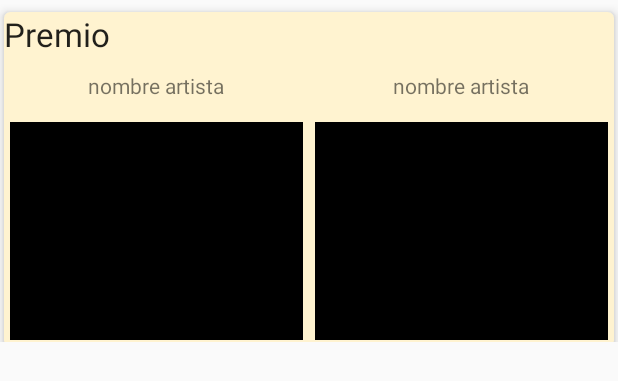
After one commit to cmadrid/Alpha0, an Android app: the layout view_card_premio.xml on its own in the app's theme, with its tools: preview values and no code run, on a phone screen of 412 x 824 dp. The commit adds this screen. Shown: the top 381 px of the screen. Run offline under Robolectric (Android 15) with nearby library versions, the phone set to English and light mode, and no system bars.

Commit message:
cargando premios

```diff
--- a/app/src/main/java/salonmachala/org/salonmachala/MainActivity.java
+++ b/app/src/main/java/salonmachala/org/salonmachala/MainActivity.java
@@ -189,6 +189,8 @@ public class MainActivity extends AppCompatActivity
             ((ObrasFragment)fragment).detener();
         if(fragment!=null && fragment instanceof ArtistasFragment)
             ((ArtistasFragment)fragment).detener();
+        if(fragment!=null && fragment instanceof PremiosFragment)
+            ((PremiosFragment)fragment).detener();
 
         if (id == R.id.nav_inicio) {
             header.setScaleType(ImageView.ScaleType.FIT_CENTER);
--- a/app/src/main/res/layout/fragment_premios.xml
+++ b/app/src/main/res/layout/fragment_premios.xml
@@ -5,9 +5,9 @@
     tools:context="layout.PremiosFragment">
 
     <!-- TODO: Update blank fragment layout -->
-    <TextView
+
+    <android.support.v7.widget.RecyclerView
         android:layout_width="match_parent"
         android:layout_height="match_parent"
-        android:text="@string/hello_blank_fragment" />
-
+        android:id="@+id/recycler_premios" />
 </FrameLayout>
--- a/app/src/main/res/layout/view_card.xml
+++ b/app/src/main/res/layout/view_card.xml
@@ -15,7 +15,7 @@
             android:layout_gravity="center"
             android:layout_width="match_parent"
             android:layout_height="wrap_content"
-            card_view:cardBackgroundColor="#fff3d0"
+            card_view:cardBackgroundColor="@color/cardColor"
             card_view:cardCornerRadius="4dp"
             card_view:cardElevation="4dp">
 
--- /dev/null
+++ b/app/src/main/res/layout/view_card_premio.xml
@@ -0,0 +1,100 @@
+<?xml version="1.0" encoding="utf-8"?>
+<FrameLayout xmlns:android="http://schemas.android.com/apk/res/android"
+    xmlns:card_view="http://schemas.android.com/apk/res-auto"
+    android:id="@+id/linear_autor"
+    android:layout_width="match_parent"
+    android:layout_height="wrap_content"
+    >
+    <android.support.v7.widget.CardView
+        xmlns:card_view="http://schemas.android.com/apk/res-auto"
+        android:id="@+id/card_view_obra"
+        android:layout_marginTop="5dp"
+        android:layout_marginLeft="2.5dp"
+        android:layout_marginRight="2.5dp"
+        android:layout_gravity="center"
+        android:layout_width="match_parent"
+        android:layout_height="wrap_content"
+        card_view:cardBackgroundColor="@color/cardColor"
+        card_view:cardCornerRadius="4dp"
+        card_view:cardElevation="4dp"
+        android:layout_weight="1">
+        <LinearLayout
+            android:orientation="vertical"
+            android:layout_width="match_parent"
+            android:layout_height="match_parent">
+
+            <TextView
+                android:layout_width="wrap_content"
+                android:layout_height="wrap_content"
+                android:textAppearance="?android:attr/textAppearanceLarge"
+                android:text="Premio"
+                android:id="@+id/tv_tipo_premio" />
+
+            <LinearLayout
+                android:orientation="horizontal"
+                android:layout_width="match_parent"
+                android:layout_height="match_parent">
+
+
+                    <LinearLayout
+                        android:layout_width="0dp"
+                        android:layout_height="match_parent"
+                        android:layout_weight="1"
+                        android:orientation="vertical"
+                        >
+
+                        <TextView
+                            android:layout_width="match_parent"
+                            android:layout_height="40dp"
+                            android:maxLines="2"
+                            android:ellipsize="end"
+                            android:textAppearance="?android:attr/textAppearanceSmall"
+                            android:text="nombre artista"
+                            android:gravity="center_horizontal|center_vertical"
+                            android:id="@+id/tv_autor_premio" />
+
+                        <ImageView
+                            android:layout_width="match_parent"
+                            android:layout_height="match_parent"
+                            android:layout_margin="4dp"
+                            android:scaleType="centerCrop"
+                            android:id="@+id/iv_autor_premio"
+                            android:adjustViewBounds="true"
+                            android:src="@drawable/black" />
+
+                    </LinearLayout>
+
+
+                    <LinearLayout
+                        android:layout_width="0dp"
+                        android:layout_height="match_parent"
+                        android:layout_weight="1"
+                        android:orientation="vertical"
+                        >
+
+                        <TextView
+                            android:layout_width="match_parent"
+                            android:layout_height="40dp"
+                            android:maxLines="2"
+                            android:ellipsize="end"
+                            android:textAppearance="?android:attr/textAppearanceSmall"
+                            android:text="nombre artista"
+                            android:gravity="center_horizontal|center_vertical"
+                            android:id="@+id/tv_obra_premio" />
+
+                        <ImageView
+                            android:layout_width="match_parent"
+                            android:layout_height="match_parent"
+                            android:layout_margin="4dp"
+                            android:scaleType="centerCrop"
+                            android:id="@+id/iv_obra_premio"
+                            android:adjustViewBounds="true"
+                            android:src="@drawable/black" />
+
+                    </LinearLayout>
+            </LinearLayout>
+
+        </LinearLayout>
+    </android.support.v7.widget.CardView>
+
+</FrameLayout>
--- a/app/src/main/res/values/colors.xml
+++ b/app/src/main/res/values/colors.xml
@@ -4,6 +4,9 @@
     <color name="colorPrimary1">#3F51B5</color>
     <color name="colorPrimary2">#FFFFFF</color>
 
+
+    <color name="cardColor">#fff3d0</color>
+
     <color name="colorPrimaryDark">#303F9F</color>
     <color name="colorAccent">#4CAF50</color>
 
```
Also changed, not shown: app/src/main/java/adapters/DataPassPremio.java (added, +83 -0 lines), app/src/main/java/adapters/PremioAdapter.java (added, +199 -0 lines), app/src/main/java/database/DBObra.java (+11 -0 lines), app/src/main/java/layout/PremiosFragment.java (+87 -0 lines), app/src/main/res/values/strings.xml (+13 -0 lines).
